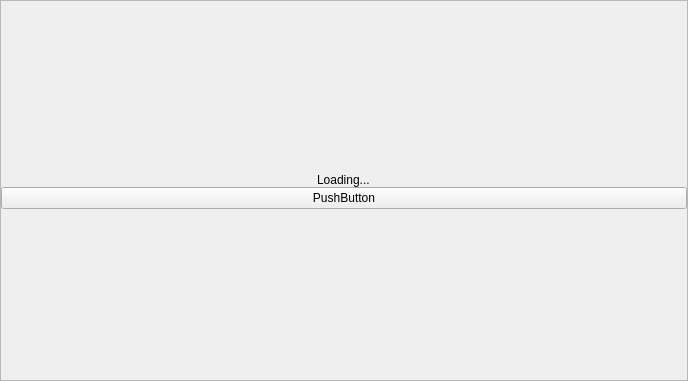
Old version of the form MusicPlayer/unitypage.ui in the repository Aahad143/FractalWave.
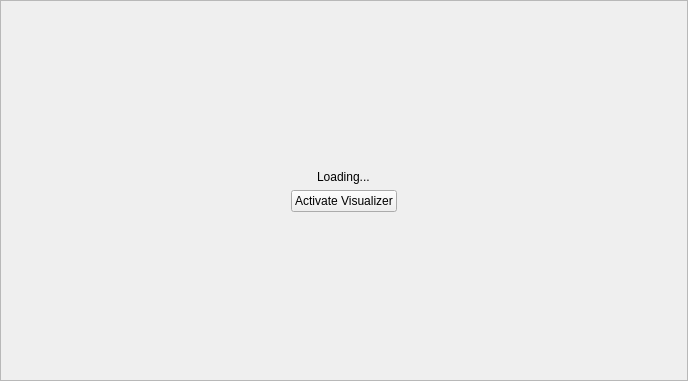
New version of the form.

```diff
--- a/MusicPlayer/unitypage.ui
+++ b/MusicPlayer/unitypage.ui
@@ -40,10 +40,7 @@
      <property name="frameShadow">
       <enum>QFrame::Shadow::Raised</enum>
      </property>
-     <layout class="QVBoxLayout" name="verticalLayout_2">
-      <property name="spacing">
-       <number>0</number>
-      </property>
+     <layout class="QGridLayout" name="gridLayout">
       <property name="leftMargin">
        <number>0</number>
       </property>
@@ -56,7 +53,7 @@
       <property name="bottomMargin">
        <number>0</number>
       </property>
-      <item>
+      <item row="0" column="0">
        <spacer name="verticalSpacer">
         <property name="orientation">
          <enum>Qt::Orientation::Vertical</enum>
@@ -69,21 +66,7 @@
         </property>
        </spacer>
       </item>
-      <item alignment="Qt::AlignmentFlag::AlignHCenter|Qt::AlignmentFlag::AlignVCenter">
-       <widget class="QLabel" name="label">
-        <property name="text">
-         <string>Loading...</string>
-        </property>
-       </widget>
-      </item>
-      <item>
-       <widget class="QPushButton" name="activateVisualizer">
-        <property name="text">
-         <string>PushButton</string>
-        </property>
-       </widget>
-      </item>
-      <item>
+      <item row="5" column="0">
        <spacer name="verticalSpacer_2">
         <property name="orientation">
          <enum>Qt::Orientation::Vertical</enum>
@@ -96,6 +79,40 @@
         </property>
        </spacer>
       </item>
+      <item row="1" column="0">
+       <layout class="QHBoxLayout" name="horizontalLayout_2">
+        <item>
+         <widget class="QLabel" name="label">
+          <property name="sizePolicy">
+           <sizepolicy hsizetype="Maximum" vsizetype="Maximum">
+            <horstretch>0</horstretch>
+            <verstretch>0</verstretch>
+           </sizepolicy>
+          </property>
+          <property name="text">
+           <string>Loading...</string>
+          </property>
+         </widget>
+        </item>
+       </layout>
+      </item>
+      <item row="4" column="0">
+       <layout class="QHBoxLayout" name="horizontalLayout_3">
+        <item>
+         <widget class="QPushButton" name="activateVisualizer">
+          <property name="sizePolicy">
+           <sizepolicy hsizetype="Maximum" vsizetype="Maximum">
+            <horstretch>0</horstretch>
+            <verstretch>0</verstretch>
+           </sizepolicy>
+          </property>
+          <property name="text">
+           <string>Activate Visualizer</string>
+          </property>
+         </widget>
+        </item>
+       </layout>
+      </item>
      </layout>
     </widget>
    </item>
```
